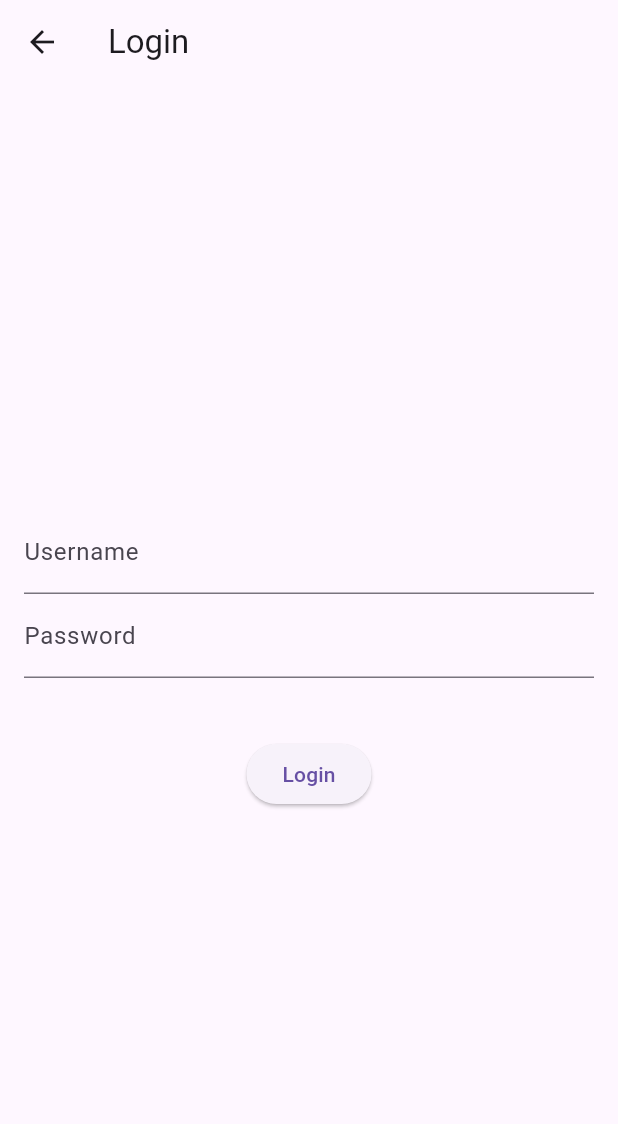
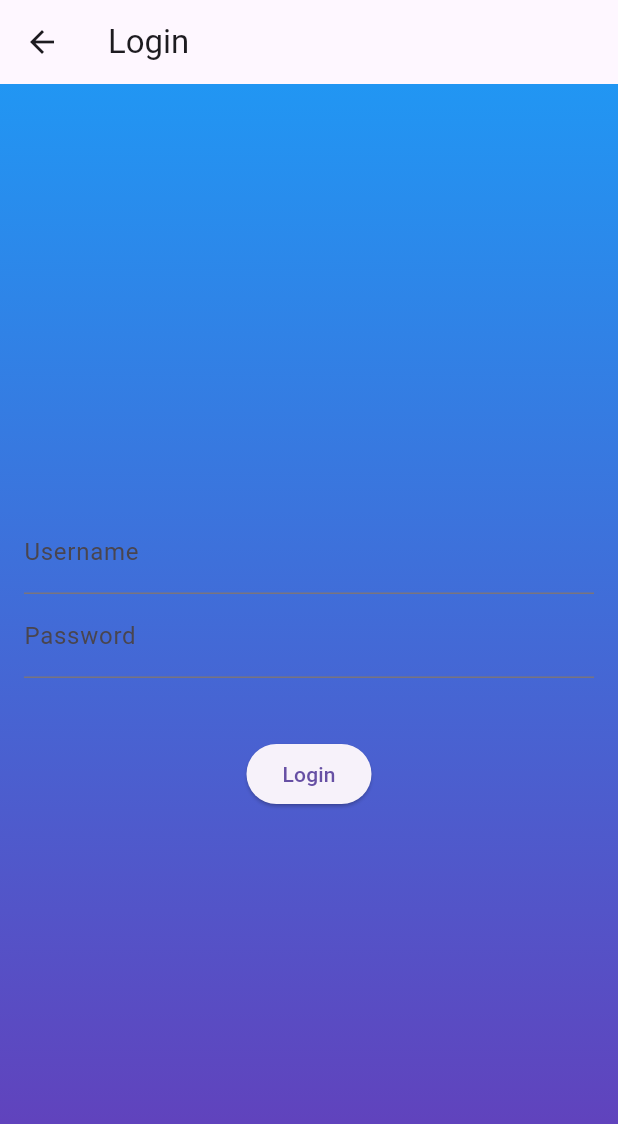
Before and after one commit to nandananp/money-matrix-front-end, a Flutter app: the screen it shows after launch, after a tap on "Login", on a phone screen of 412 x 824 dp. Shown: the top 1124 px of the screen. Run offline on Flutter 3.47's test engine with Material 3 defaults, Android fonts, the phone set to English and light mode, and no system bars; our stand-ins replace shared_preferences; network calls fail.

Commit message:
feat: ui issue color fix

```diff
--- a/lib/EventScreen.dart
+++ b/lib/EventScreen.dart
@@ -54,8 +54,8 @@ class EventScreen extends StatelessWidget {
 
     return Scaffold(
       appBar: AppBar(
-        title: const Text("Event Decision"),
-        backgroundColor: Colors.deepPurple,
+        title: const Text("Your decision depends on your financial knowledge!"),
+        backgroundColor: Colors.white,
         elevation: 4,
       ),
       body: Padding(
--- a/lib/FinancialReportScreen.dart
+++ b/lib/FinancialReportScreen.dart
@@ -177,7 +177,7 @@ class _FinancialReportScreenState extends State<FinancialReportScreen> {
   @override
   Widget build(BuildContext context) {
     return Scaffold(
-      appBar: AppBar(title: const Text("Financial Report")),
+      appBar: AppBar(title: const Text("Your financial Report is here"),backgroundColor: Colors.deepPurple,),
       body: financialData == null
           ? const Center(child: CircularProgressIndicator())
           : ListView(
--- a/lib/LoginPage.dart
+++ b/lib/LoginPage.dart
@@ -93,7 +93,15 @@ class _LoginPageState extends State<LoginPage> {
   Widget build(BuildContext context) {
     return Scaffold(
       appBar: AppBar(title: const Text('Login')),
-      body: Padding(
+      body: Container(
+        decoration: const BoxDecoration(
+          gradient: LinearGradient(
+            begin: Alignment.topCenter,
+            end: Alignment.bottomCenter,
+            colors: [Colors.blue, Colors.deepPurple],
+          ),
+        ),
+        child: Padding(
           padding: const EdgeInsets.all(16.0),
           child: Form(
             key: _formKey,
@@ -104,11 +112,13 @@ class _LoginPageState extends State<LoginPage> {
                   controller: _emailController,
                   decoration: const InputDecoration(labelText: 'Username'),
                   keyboardType: TextInputType.name,
+                  style: const TextStyle(color: Colors.white),
                   validator: (value) => value!.isEmpty ? 'Enter an email' : null,
                 ),
                 TextFormField(
                   controller: _passwordController,
                   decoration: const InputDecoration(labelText: 'Password'),
+                  style: const TextStyle(color: Colors.white),
                   obscureText: true,
                   validator: (value) => value!.isEmpty ? 'Please enter a password' : null,
                 ),
@@ -127,6 +137,7 @@ class _LoginPageState extends State<LoginPage> {
             ),
           ),
         ),
+      ),
     );
   }
 }
--- a/lib/secondScreen.dart
+++ b/lib/secondScreen.dart
@@ -7,7 +7,15 @@ class SecondScreen extends StatelessWidget {
   Widget build(BuildContext context) {
     return Scaffold(
       backgroundColor: Colors.black,
-      body: Center(
+      body: Container(
+        decoration: const BoxDecoration(
+          gradient: LinearGradient(
+            begin: Alignment.topCenter,
+            end: Alignment.bottomCenter,
+            colors: [Colors.blue, Colors.deepPurple],
+          ),
+        ),
+        child: Center(
           child: Padding(
             padding: const EdgeInsets.all(20.0),
             child: Column(
@@ -18,6 +26,7 @@ class SecondScreen extends StatelessWidget {
                 const SizedBox(height: 20),
                 _buildButton(context, 'Login', Colors.blue, '/login'),
               ],
+            ),
           ),
         ),
       ),
```
Also changed, not shown: lib/SpinScreen.dart (+11 -2 lines). Lines whose indentation alone changed are shown as unchanged.
